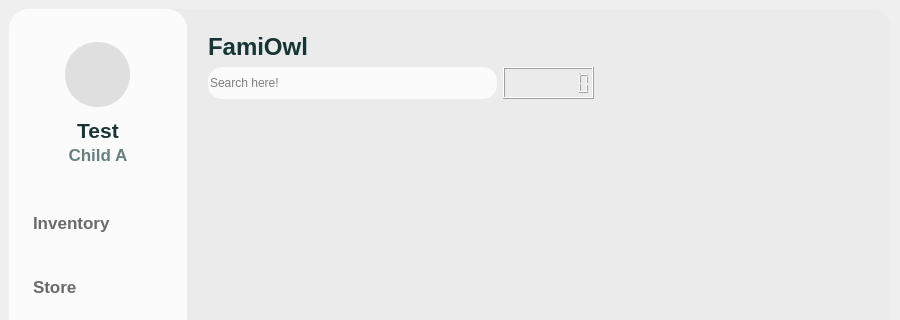
Old version of the form src/famiowl_client.ui in the repository ez4bk/S-Team-Project; both pictures show x 0 to 900 and y 0 to 320 of the 900 by 600 pixel window.
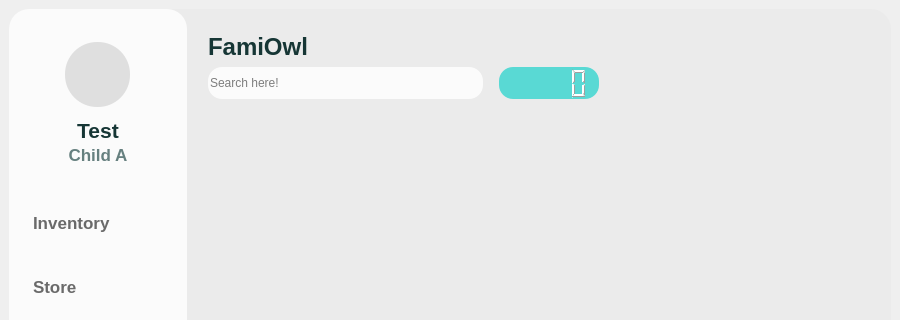
New version of the form. The open tabs and pages were chosen to show the change. Icons and pictures are not drawn.

```diff
--- a/src/famiowl_client.ui
+++ b/src/famiowl_client.ui
@@ -454,9 +454,15 @@
              <layout class="QHBoxLayout" name="active_game_layout">
               <item>
                <widget class="QLineEdit" name="search_game_line">
+                <property name="sizePolicy">
+                 <sizepolicy hsizetype="Fixed" vsizetype="Minimum">
+                  <horstretch>0</horstretch>
+                  <verstretch>0</verstretch>
+                 </sizepolicy>
+                </property>
                 <property name="minimumSize">
                  <size>
-                  <width>0</width>
+                  <width>275</width>
                   <height>32</height>
                  </size>
                 </property>
@@ -488,12 +494,48 @@
                </widget>
               </item>
               <item>
-               <widget class="QLCDNumber" name="game_timer">
+               <spacer name="horizontalSpacer_2">
+                <property name="orientation">
+                 <enum>Qt::Horizontal</enum>
+                </property>
+                <property name="sizeType">
+                 <enum>QSizePolicy::Fixed</enum>
+                </property>
+                <property name="sizeHint" stdset="0">
+                 <size>
+                  <width>10</width>
+                  <height>20</height>
+                 </size>
+                </property>
+               </spacer>
+              </item>
+              <item>
+               <widget class="QLCDNumber" name="game_timer_lcd">
+                <property name="sizePolicy">
+                 <sizepolicy hsizetype="Minimum" vsizetype="Minimum">
+                  <horstretch>0</horstretch>
+                  <verstretch>0</verstretch>
+                 </sizepolicy>
+                </property>
+                <property name="minimumSize">
+                 <size>
+                  <width>100</width>
+                  <height>32</height>
+                 </size>
+                </property>
+                <property name="autoFillBackground">
+                 <bool>false</bool>
+                </property>
                 <property name="styleSheet">
-                 <string notr="true"/>
+                 <string notr="true">background-color: rgb(89, 217, 212);
+border-radius: 14px;
+color: white;</string>
+                </property>
+                <property name="smallDecimalPoint">
+                 <bool>false</bool>
                 </property>
                 <property name="digitCount">
-                 <number>8</number>
+                 <number>5</number>
                 </property>
                </widget>
               </item>
@@ -502,6 +544,9 @@
                 <property name="orientation">
                  <enum>Qt::Horizontal</enum>
                 </property>
+                <property name="sizeType">
+                 <enum>QSizePolicy::Expanding</enum>
+                </property>
                 <property name="sizeHint" stdset="0">
                  <size>
                   <width>40</width>
```
Left out of the diff: 96 changed lines with no effect on the pictures.
